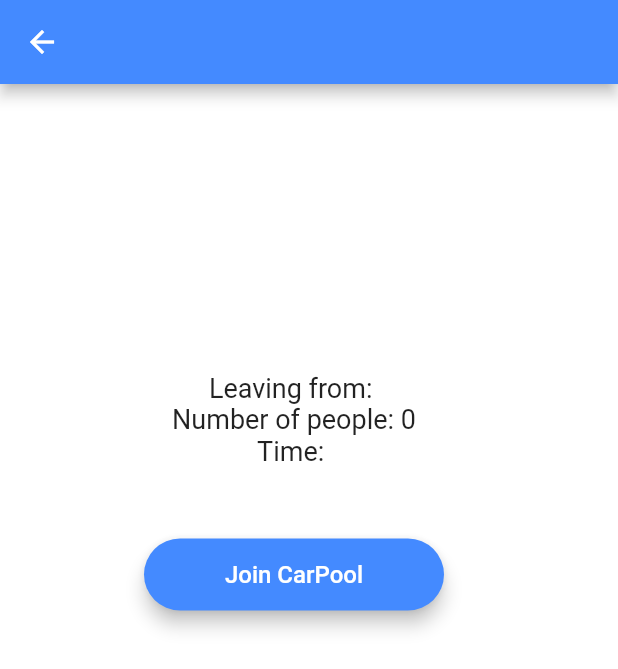
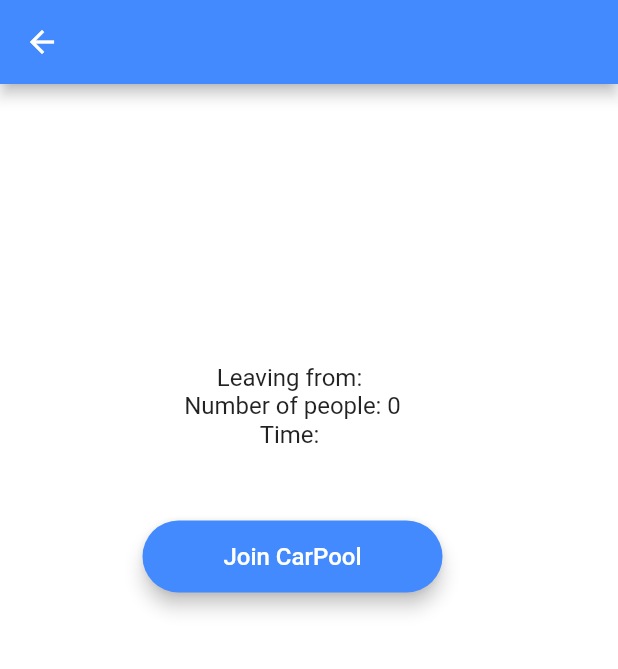
Before and after one commit to Karthik-Kundurthy/hack-gt, a Flutter app: the DetailEventScreen screen opened directly with empty values, on a phone screen of 412 x 824 dp. Shown: the top 669 px of the screen. Run offline on Flutter 3.47's test engine with Material 2 defaults, Android fonts, the phone set to English and light mode, and no system bars; our stand-ins replace cloud_firestore, firebase_auth, firebase_core; accounts and stored records are empty.

Commit message:
Update detail_event_screen.dart

```diff
--- a/carpool/lib/screens/detail_event_screen.dart
+++ b/carpool/lib/screens/detail_event_screen.dart
@@ -71,7 +71,7 @@ class DetailEventScreenState extends State<DetailEventScreen> {
           ),
           backgroundColor: Colors.blueAccent),
       body: Padding(
-        padding: EdgeInsets.symmetric(horizontal: 96.0),
+        padding: EdgeInsets.symmetric(horizontal: 95.0),
         child: Column(mainAxisAlignment: MainAxisAlignment.start,
             // crossAxisAlignment: CrossAxisAlignment.stretch,
             children: <Widget>[
@@ -82,19 +82,19 @@ class DetailEventScreenState extends State<DetailEventScreen> {
               Text(""),
               Text(event.Name,
                   style: TextStyle(
-                      fontSize: 31,
+                      fontSize: 28,
                       fontFamily: 'Raleway',
                       fontWeight: FontWeight.bold)),
               Text(""),
               Text(event.Date,
-                  style: TextStyle(fontSize: 24, fontStyle: FontStyle.italic)),
+                  style: TextStyle(fontSize: 21, fontStyle: FontStyle.italic)),
               Text(""),
               Text(""),
               Text("Leaving from: " + event.Location,
-                  style: TextStyle(fontSize: 18)),
+                  style: TextStyle(fontSize: 16)),
               Text("Number of people: " + event.People.toString(),
-                  style: TextStyle(fontSize: 18)),
-              Text("Time: " + event.Time, style: TextStyle(fontSize: 18)),
+                  style: TextStyle(fontSize: 16)),
+              Text("Time: " + event.Time, style: TextStyle(fontSize: 16)),
               Text(""),
               Text(""),
               event.isFull
```
